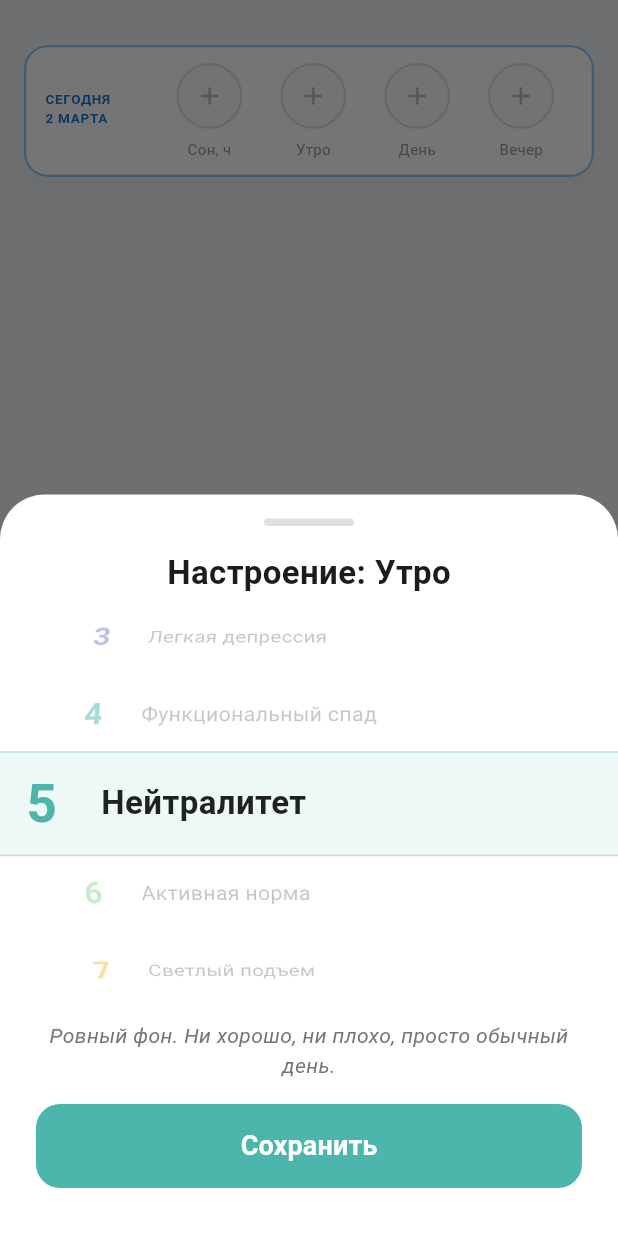
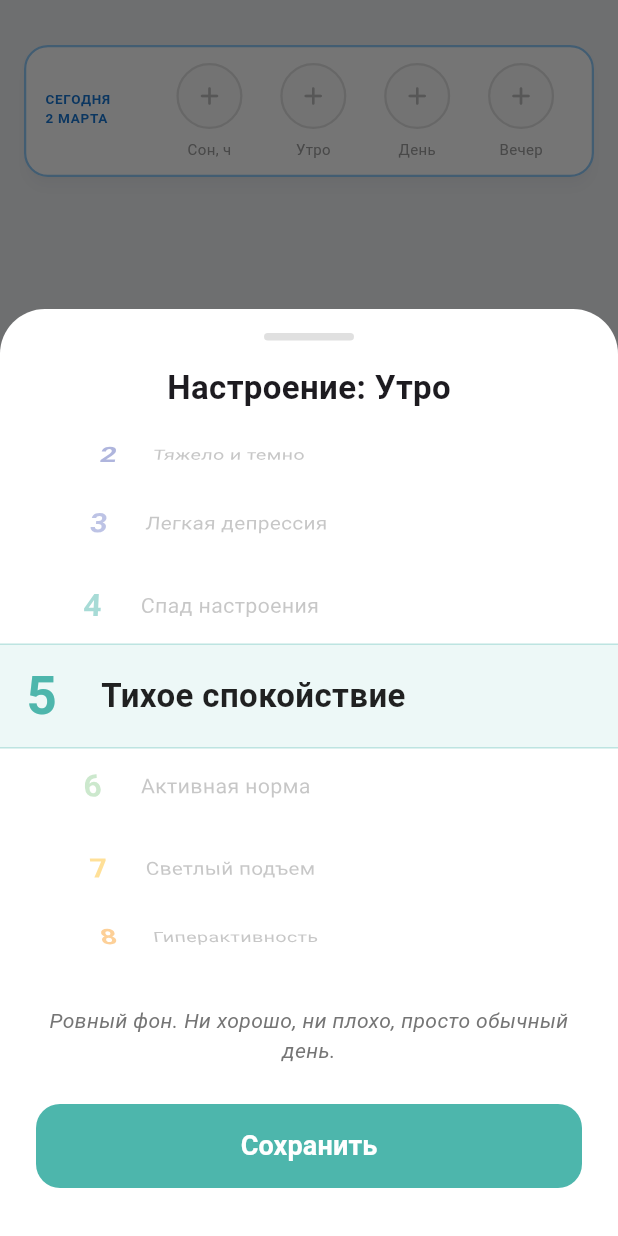
Before and after one commit to s-miroshnichenko/diary, a Flutter app: the screen it shows after launch, after a tap on "Утро", on a phone screen of 412 x 824 dp. Run offline on Flutter 3.47's test engine with Material 3 defaults, Android fonts, the phone set to English and light mode, and no system bars; our stand-ins replace supabase_flutter; accounts and stored records are empty; network calls fail.

Commit message:
mood descriptions

```diff
--- a/lib/widgets/mood_input_sheet.dart
+++ b/lib/widgets/mood_input_sheet.dart
@@ -1,4 +1,5 @@
 // Файл: lib/widgets/mood_input_sheet.dart
+
 import 'package:flutter/material.dart';
 import 'package:flutter/services.dart';
 
@@ -45,8 +46,8 @@ class _MoodInputSheetState extends State<MoodInputSheet> {
       case 1: return 'Полный крах';
       case 2: return 'Тяжело и темно';
       case 3: return 'Легкая депрессия';
-      case 4: return 'Функциональный спад';
-      case 5: return 'Нейтралитет';
+      case 4: return 'Спад настроения';
+      case 5: return 'Тихое спокойствие';
       case 6: return 'Активная норма';
       case 7: return 'Светлый подъем';
       case 8: return 'Гиперактивность';
@@ -60,15 +61,15 @@ class _MoodInputSheetState extends State<MoodInputSheet> {
   String getMoodDescription(int score) {
     switch (score) {
       case 1: return 'Нет сил даже на базовые вещи. Ощущение безысходности.';
-      case 2: return 'Мир кажется враждебным. Все требует огромных усилий.';
-      case 3: return 'Заметно сниженный фон настроения, абсолютное равнодушие.';
-      case 4: return 'Делаю только то, что обязан, и только через силу.';
+      case 2: return 'Сильная усталость и подавленность. Повседневные дела даются с огромным трудом.';
+      case 3: return 'Тяжело делать повседневные дела. Требуется волевое усилие.';
+      case 4: return 'Легкая грусть, лень, снижение энергии. Функциональность 100%, но без удовольствия';
       case 5: return 'Ровный фон. Ни хорошо, ни плохо, просто обычный день.';
       case 6: return 'Есть энергия на дела и общение. Стабильное состояние.';
       case 7: return 'Отличное настроение, много идей, хочется действовать.';
-      case 8: return 'Мыслей очень много, энергии через край, сплю меньше.';
+      case 8: return 'Мыслей очень много, энергии через край. Сплю меньше обычного, но не устаю.';
       case 9: return 'Ощущение всемогущества и нереального счастья.';
-      case 10: return 'Мысли скачут невероятно быстро, спать не могу вообще.';
+      case 10: return 'Мысли скачут невероятно быстро, спать не могу вообще. Полная потеря контроля.';
       default: return '';
     }
   }
@@ -90,7 +91,8 @@ class _MoodInputSheetState extends State<MoodInputSheet> {
   @override
   Widget build(BuildContext context) {
     return Container(
-      height: MediaQuery.of(context).size.height * 0.6,
+      // 1. СДЕЛАЛИ ВЫШЕ: изменили 0.6 на 0.75 (можно поменять под твои нужды)
+      height: MediaQuery.of(context).size.height * 0.75,
       decoration: const BoxDecoration(
         color: Colors.white,
         borderRadius: BorderRadius.vertical(top: Radius.circular(30)),
@@ -113,7 +115,6 @@ class _MoodInputSheetState extends State<MoodInputSheet> {
             style: const TextStyle(fontSize: 22, fontWeight: FontWeight.bold),
           ),
           const SizedBox(height: 10),
-
           // Сам барабан
           Expanded(
             child: Stack(
@@ -164,7 +165,6 @@ class _MoodInputSheetState extends State<MoodInputSheet> {
                           child: Padding(
                             padding: const EdgeInsets.symmetric(horizontal: 24.0), // Отступы по бокам!
                             child: Row(
-                              // Убрали mainAxisAlignment: MainAxisAlignment.center
                               children: [
                                 // Блок с цифрой фиксированной ширины, чтобы текст не прыгал
                                 SizedBox(
@@ -208,6 +208,10 @@ class _MoodInputSheetState extends State<MoodInputSheet> {
           // Подробное описание под барабаном
           Padding(
             padding: const EdgeInsets.symmetric(horizontal: 24.0, vertical: 16.0),
+            // 2. ФИКСАЦИЯ РАЗМЕРА: Обернули в SizedBox с фиксированной высотой
+            child: SizedBox(
+              height: 60, // Фиксированная высота блока с текстом (хватит на 3 строки)
+              child: Center( // Выравнивание по центру по вертикали, если строк мало
                 child: AnimatedSwitcher(
                   duration: const Duration(milliseconds: 300),
                   child: Text(
@@ -218,6 +222,8 @@ class _MoodInputSheetState extends State<MoodInputSheet> {
                       fontSize: 14,
                       color: Colors.grey.shade600,
                       fontStyle: FontStyle.italic,
+                    ),
+                  ),
                 ),
               ),
             ),
```
Lines whose indentation alone changed are shown as unchanged.
